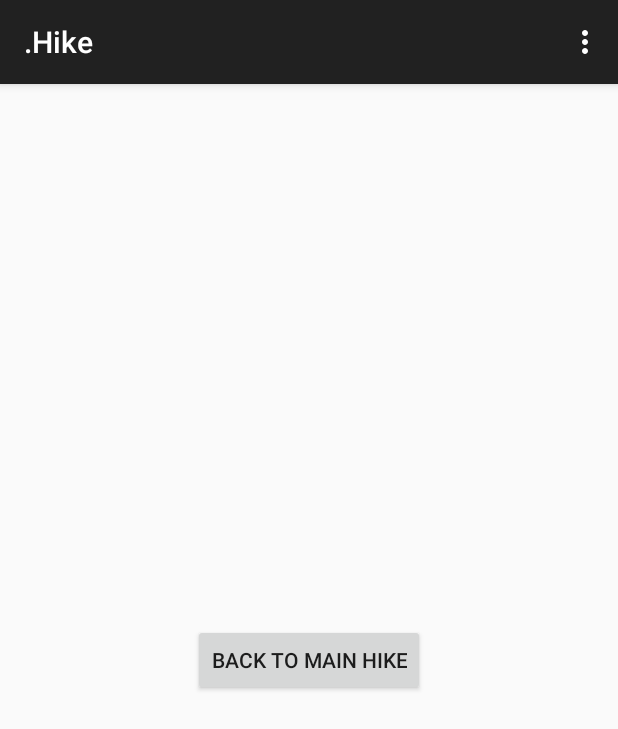
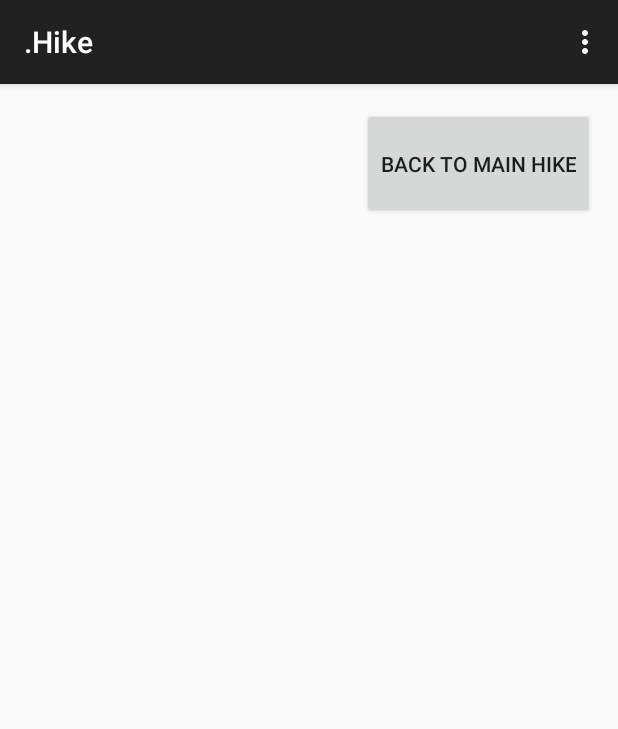
Before and after one commit to foxtrotzulu94/DotHike, an Android app: the HikeActivity screen opened directly, with no data from a screen before it, after a tap on "ENV COND", on a phone screen of 412 x 824 dp. Shown: the top 729 px of the screen. Run offline under Robolectric (Android 15) with nearby library versions, the phone set to English and light mode, and no system bars.

Commit message:
Worked on the design of Env.Cond and Hike activity

```diff
--- a/app/src/main/res/layout/activity_env_cond.xml
+++ b/app/src/main/res/layout/activity_env_cond.xml
@@ -1,16 +1,25 @@
-<RelativeLayout xmlns:android="http://schemas.android.com/apk/res/android"
+<LinearLayout xmlns:android="http://schemas.android.com/apk/res/android"
     xmlns:tools="http://schemas.android.com/tools" android:layout_width="match_parent"
     android:layout_height="match_parent" android:paddingLeft="@dimen/activity_horizontal_margin"
     android:paddingRight="@dimen/activity_horizontal_margin"
     android:paddingTop="@dimen/activity_vertical_margin"
     android:paddingBottom="@dimen/activity_vertical_margin"
-    tools:context="me.dotteam.dotprod.EnvCondActivity">
+    tools:context="me.dotteam.dotprod.EnvCondActivity"
+    android:orientation="vertical">
 
     <Button
         android:layout_width="wrap_content"
-        android:layout_height="wrap_content"
+        android:layout_height="match_parent"
         android:text="@string/buttonTextBackToMainHike"
         android:id="@+id/buttonBack"
         android:layout_centerVertical="true"
-        android:layout_centerHorizontal="true" />
-</RelativeLayout>
+        android:layout_centerHorizontal="true"
+        android:layout_weight="0.9"
+        android:layout_gravity="right" />
+
+    <LinearLayout
+        android:orientation="vertical"
+        android:layout_width="match_parent"
+        android:layout_height="match_parent"
+        android:layout_weight="0.1"></LinearLayout>
+</LinearLayout>
```
Also changed, not shown: app/src/main/res/layout/activity_hike.xml (+6 -4 lines).
